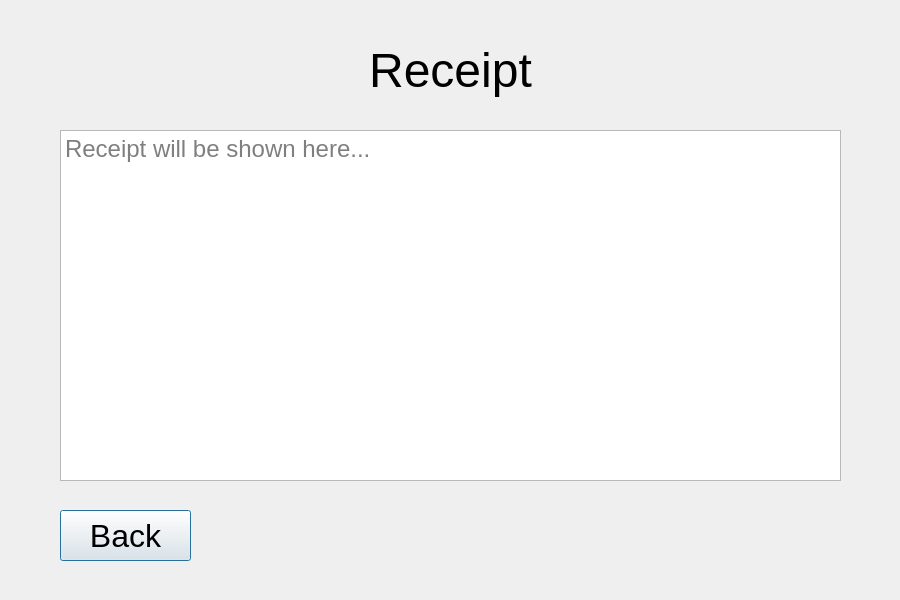
Before: the Qt Designer form bank-automat/receipt.ui in 25kmo-project/group_15, drawn with Qt 5.
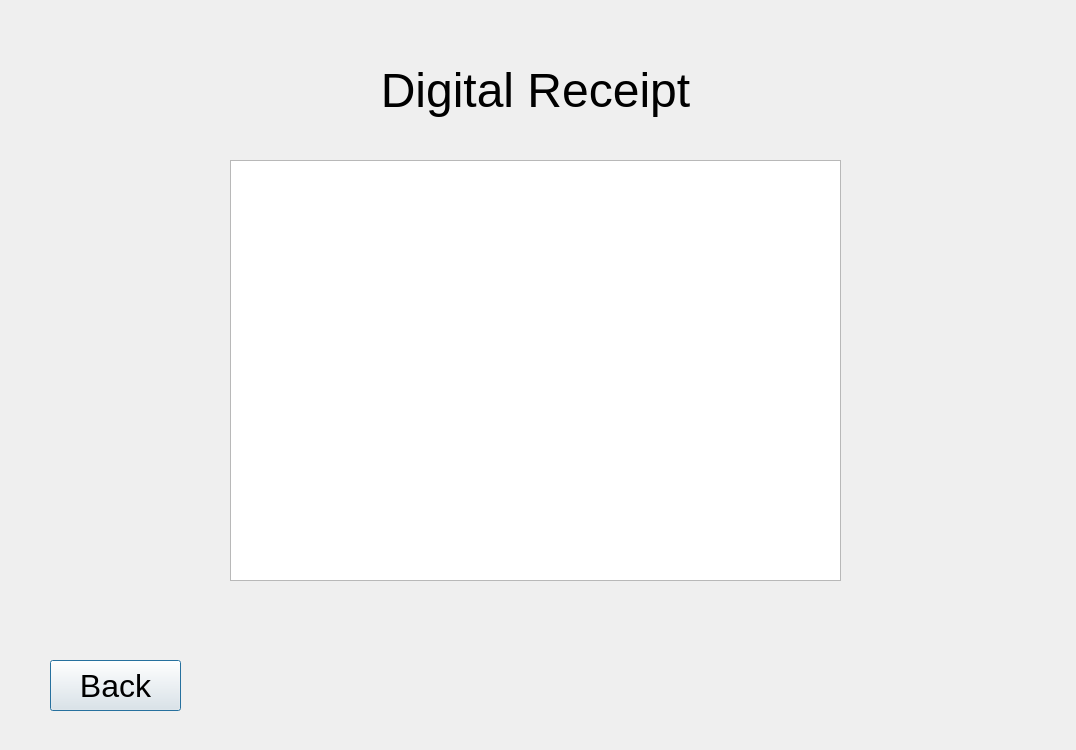
After: the same form once the commit is applied.

Commit message: datatable format changed, appearance changed

What changed in the file:
```diff
--- a/bank-automat/receipt.ui
+++ b/bank-automat/receipt.ui
@@ -6,44 +6,18 @@
    <rect>
     <x>0</x>
     <y>0</y>
-    <width>900</width>
-    <height>600</height>
+    <width>1076</width>
+    <height>750</height>
    </rect>
   </property>
   <property name="windowTitle">
    <string>Receipt</string>
   </property>
-
-  <!-- Title -->
-  <widget class="QLabel" name="labelTitle">
-   <property name="geometry">
-    <rect>
-     <x>330</x>
-     <y>40</y>
-     <width>241</width>
-     <height>61</height>
-    </rect>
-   </property>
-   <property name="font">
-    <font>
-     <family>Arial</family>
-     <pointsize>36</pointsize>
-    </font>
-   </property>
-   <property name="text">
-    <string>Receipt</string>
-   </property>
-   <property name="alignment">
-    <set>Qt::AlignCenter</set>
-   </property>
-  </widget>
-
-  <!-- Back button -->
   <widget class="QPushButton" name="btnBack">
    <property name="geometry">
     <rect>
-     <x>60</x>
-     <y>510</y>
+     <x>50</x>
+     <y>660</y>
      <width>131</width>
      <height>51</height>
     </rect>
@@ -57,49 +31,41 @@
     <string>Back</string>
    </property>
   </widget>
-
-  <!-- Receipt content area -->
-  <widget class="QWidget" name="layoutWidgetReceipt">
+  <widget class="QLabel" name="label">
    <property name="geometry">
     <rect>
-     <x>60</x>
-     <y>130</y>
-     <width>781</width>
-     <height>351</height>
+     <x>30</x>
+     <y>0</y>
+     <width>1011</width>
+     <height>181</height>
     </rect>
    </property>
-   <layout class="QVBoxLayout" name="verticalLayout">
-    <property name="leftMargin">
-     <number>0</number>
-    </property>
-    <property name="topMargin">
-     <number>0</number>
-    </property>
-    <property name="rightMargin">
-     <number>0</number>
-    </property>
-    <property name="bottomMargin">
-     <number>0</number>
-    </property>
-    <item>
-     <widget class="QTextEdit" name="txtReceipt">
-      <property name="font">
-       <font>
-        <family>Arial</family>
-        <pointsize>18</pointsize>
-       </font>
-      </property>
-      <property name="readOnly">
-       <bool>true</bool>
-      </property>
-      <property name="placeholderText">
-       <string>Receipt will be shown here...</string>
-      </property>
-     </widget>
-    </item>
-   </layout>
+   <property name="font">
+    <font>
+     <family>Arial</family>
+     <pointsize>36</pointsize>
+    </font>
+   </property>
+   <property name="layoutDirection">
+    <enum>Qt::LayoutDirection::LeftToRight</enum>
+   </property>
+   <property name="text">
+    <string>Digital Receipt</string>
+   </property>
+   <property name="alignment">
+    <set>Qt::AlignmentFlag::AlignCenter</set>
+   </property>
   </widget>
-
+  <widget class="QTextBrowser" name="txtReceipt">
+   <property name="geometry">
+    <rect>
+     <x>230</x>
+     <y>160</y>
+     <width>611</width>
+     <height>421</height>
+    </rect>
+   </property>
+  </widget>
  </widget>
  <resources/>
  <connections/>
```
The commit also changes 2 other files.
